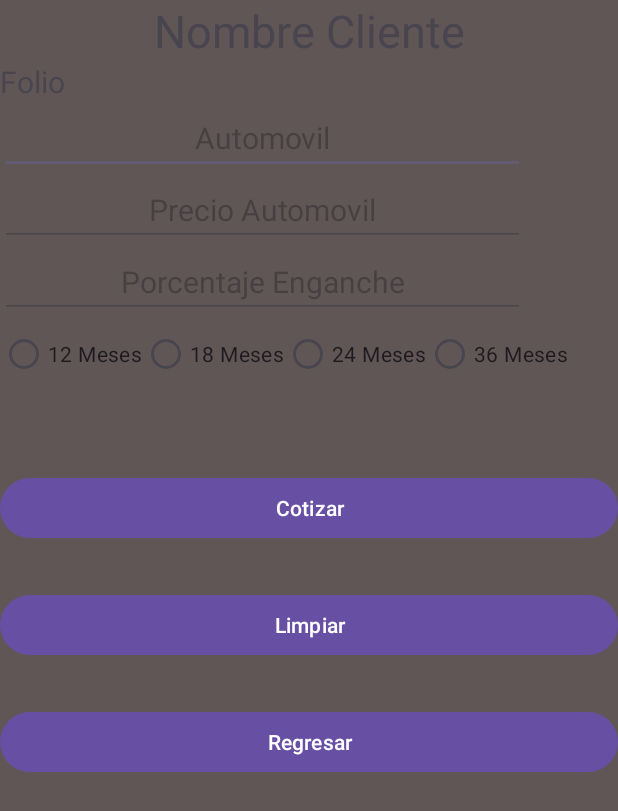
After one commit to HalachUinic/Cotizacion, an Android app: the layout activity_cotizacion.xml on its own in the app's theme, with its tools: preview values and no code run, on a phone screen of 412 x 824 dp. The commit adds this screen. Shown: the top 811 px of the screen. Run offline under Robolectric (Android 15) with nearby library versions, the phone set to English and light mode, and no system bars.

Commit message:
se diseño el layout main

```diff
--- /dev/null
+++ b/app/src/main/res/layout/activity_cotizacion.xml
@@ -0,0 +1,171 @@
+<?xml version="1.0" encoding="utf-8"?>
+<androidx.constraintlayout.widget.ConstraintLayout xmlns:android="http://schemas.android.com/apk/res/android"
+    xmlns:app="http://schemas.android.com/apk/res-auto"
+    xmlns:tools="http://schemas.android.com/tools"
+    android:layout_width="match_parent"
+    android:layout_height="match_parent"
+    android:background="#615656"
+    tools:context=".Cotizacion_Activity">
+
+
+
+
+    <TextView
+        android:layout_width="match_parent"
+        android:layout_height="wrap_content"
+        android:text="Nombre Cliente"
+        android:textSize="30dp"
+        android:textAlignment="center"
+        android:id="@+id/lblNombre"
+        app:layout_constraintBottom_toTopOf="@id/lblFolio"
+        >
+
+
+    </TextView>
+
+    <TextView
+        android:layout_width="match_parent"
+        android:layout_height="wrap_content"
+        android:text="Folio"
+        android:id="@+id/lblFolio"
+        app:layout_constraintTop_toBottomOf="@+id/lblNombre"
+        android:textSize="20dp"
+        >
+
+    </TextView>
+
+    <EditText
+        android:layout_width="350dp"
+        android:layout_height="wrap_content"
+        android:hint="Automovil"
+        android:textSize="20dp"
+        android:textAlignment="center"
+        android:id="@+id/txtDescricion"
+        app:layout_constraintTop_toBottomOf="@id/lblFolio"
+
+        tools:ignore="MissingConstraints">
+
+    </EditText>
+
+    <EditText
+        android:layout_width="350dp"
+        android:layout_height="wrap_content"
+        android:hint="Precio Automovil"
+        android:inputType="numberDecimal"
+        android:textSize="20dp"
+        android:textAlignment="center"
+        android:id="@+id/txtValorAuto"
+        app:layout_constraintTop_toBottomOf="@id/txtDescricion"
+        tools:ignore="MissingConstraints"></EditText>
+
+    <EditText
+        android:layout_width="350dp"
+        android:layout_height="wrap_content"
+        android:hint="Porcentaje Enganche"
+        android:inputType="numberDecimal"
+        android:textSize="20dp"
+        android:textAlignment="center"
+        android:id="@+id/txtPorcentaje"
+        app:layout_constraintTop_toBottomOf="@id/txtValorAuto"
+        tools:ignore="MissingConstraints"></EditText>
+
+    <RadioGroup
+        android:id="@+id/radioGroup"
+        android:layout_width="wrap_content"
+        android:layout_height="wrap_content"
+        android:orientation="horizontal"
+        app:layout_constraintTop_toBottomOf="@+id/txtPorcentaje"
+        tools:ignore="MissingConstraints">
+
+        <!-- Agrega tus radio buttons dentro del RadioGroup -->
+        <RadioButton
+            android:id="@+id/rb1"
+            android:layout_width="wrap_content"
+            android:layout_height="wrap_content"
+            android:text="12 Meses" />
+
+        <RadioButton
+            android:id="@+id/rb2"
+            android:layout_width="wrap_content"
+            android:layout_height="wrap_content"
+            android:text="18 Meses" />
+        <RadioButton
+            android:layout_width="wrap_content"
+            android:layout_height="wrap_content"
+            android:id="@+id/rb3"
+            android:text="24 Meses"></RadioButton>
+
+        <RadioButton
+            android:layout_width="wrap_content"
+            android:layout_height="wrap_content"
+            android:id="@+id/rb4"
+            android:text="36 Meses"></RadioButton>
+
+    </RadioGroup>
+
+    <TextView
+        android:layout_width="match_parent"
+        android:layout_height="wrap_content"
+        android:text=""
+        android:id="@+id/lblPagoM"
+        app:layout_constraintTop_toBottomOf="@+id/radioGroup"
+        android:textSize="20dp"
+        ></TextView>
+
+    <TextView
+        android:layout_width="match_parent"
+        android:layout_height="wrap_content"
+        android:text=""
+        android:id="@+id/lblPagoI"
+        android:layout_marginBottom="30dp"
+        app:layout_constraintTop_toBottomOf="@+id/lblPagoM"
+        android:textSize="20dp"
+        ></TextView>
+
+    <Button
+        android:layout_width="match_parent"
+        android:layout_height="wrap_content"
+        android:text="Cotizar"
+        android:layout_marginBottom="30dp"
+        app:layout_constraintTop_toBottomOf="@+id/lblPagoI"
+        android:id="@+id/btnCotizar"
+        >
+
+    </Button>
+
+    <Button
+        android:layout_width="match_parent"
+        android:layout_height="wrap_content"
+        android:text="Limpiar"
+        android:layout_marginTop="30dp"
+        app:layout_constraintTop_toBottomOf="@+id/btnCotizar"
+        android:id="@+id/btnLimpiar"
+        >
+
+    </Button>
+
+    <Button
+        android:layout_width="match_parent"
+        android:layout_height="wrap_content"
+        android:text="Regresar"
+        android:layout_marginTop="30dp"
+        app:layout_constraintTop_toBottomOf="@+id/btnLimpiar"
+        android:id="@+id/btnRegresar"
+        ></Button>
+
+
+
+
+
+
+
+
+
+
+
+
+
+
+
+
+</androidx.constraintlayout.widget.ConstraintLayout>
--- a/app/src/main/res/mipmap-anydpi-v26/ic_launcher.xml
+++ b/app/src/main/res/mipmap-anydpi-v26/ic_launcher.xml
@@ -1,6 +1,5 @@
 <?xml version="1.0" encoding="utf-8"?>
 <adaptive-icon xmlns:android="http://schemas.android.com/apk/res/android">
-    <background android:drawable="@drawable/ic_launcher_background" />
-    <foreground android:drawable="@drawable/ic_launcher_foreground" />
-    <monochrome android:drawable="@drawable/ic_launcher_foreground" />
+    <background android:drawable="@drawable/ic_launcher_background"/>
+    <foreground android:drawable="@mipmap/ic_launcher_foreground"/>
 </adaptive-icon>
--- a/app/src/main/res/mipmap-anydpi-v26/ic_launcher_round.xml
+++ b/app/src/main/res/mipmap-anydpi-v26/ic_launcher_round.xml
@@ -1,6 +1,5 @@
 <?xml version="1.0" encoding="utf-8"?>
 <adaptive-icon xmlns:android="http://schemas.android.com/apk/res/android">
-    <background android:drawable="@drawable/ic_launcher_background" />
-    <foreground android:drawable="@drawable/ic_launcher_foreground" />
-    <monochrome android:drawable="@drawable/ic_launcher_foreground" />
+    <background android:drawable="@drawable/ic_launcher_background"/>
+    <foreground android:drawable="@mipmap/ic_launcher_foreground"/>
 </adaptive-icon>
--- a/app/src/main/res/values/strings.xml
+++ b/app/src/main/res/values/strings.xml
@@ -1,3 +1,4 @@
 <resources>
     <string name="app_name">Cotizacion</string>
+    <string name="Usuario">halach</string>
 </resources>
```
Also changed, not shown: app/src/main/AndroidManifest.xml (+11 -2 lines), app/src/main/java/com/example/cotizacion/Cotizacion.kt (added, +69 -0 lines), app/src/main/java/com/example/cotizacion/CotizacionActivity.kt (added, +118 -0 lines), app/src/main/java/com/example/cotizacion/MainActivity.kt (+30 -0 lines), app/src/main/res/drawable/ic_launcher_background.xml (+70 -166 lines), app/src/main/res/layout/activity_main.xml (+31 -7 lines), app/src/main/res/mipmap-hdpi/ic_launcher.webp (deleted), app/src/main/res/mipmap-hdpi/ic_launcher_round.webp (deleted), app/src/main/res/mipmap-mdpi/ic_launcher.webp (deleted), app/src/main/res/mipmap-mdpi/ic_launcher_round.webp (deleted), app/src/main/res/mipmap-xhdpi/ic_launcher.webp (deleted), app/src/main/res/mipmap-xhdpi/ic_launcher_round.webp (deleted), app/src/main/res/mipmap-xxhdpi/ic_launcher.webp (deleted), app/src/main/res/mipmap-xxhdpi/ic_launcher_round.webp (deleted), 2 more files.
